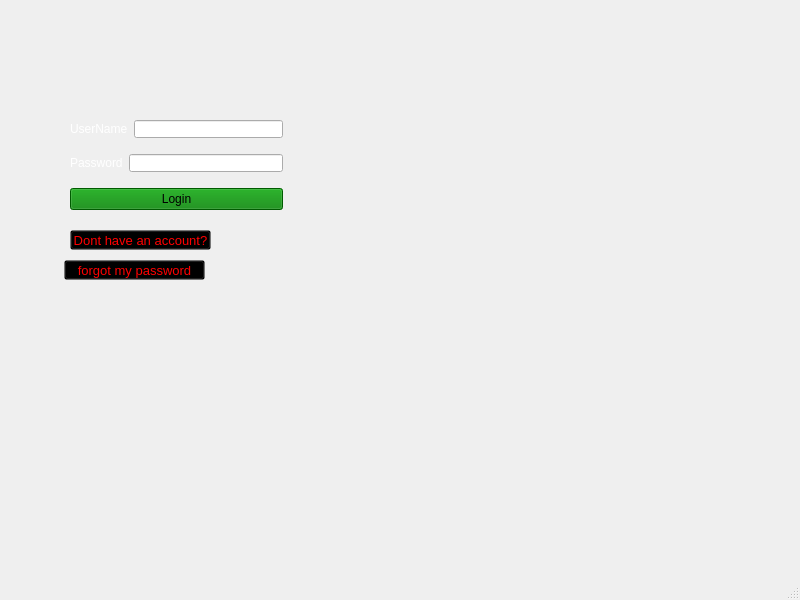
Before: the Qt Designer form login.ui in ErfanGerami/AP-Project, drawn with Qt 5.
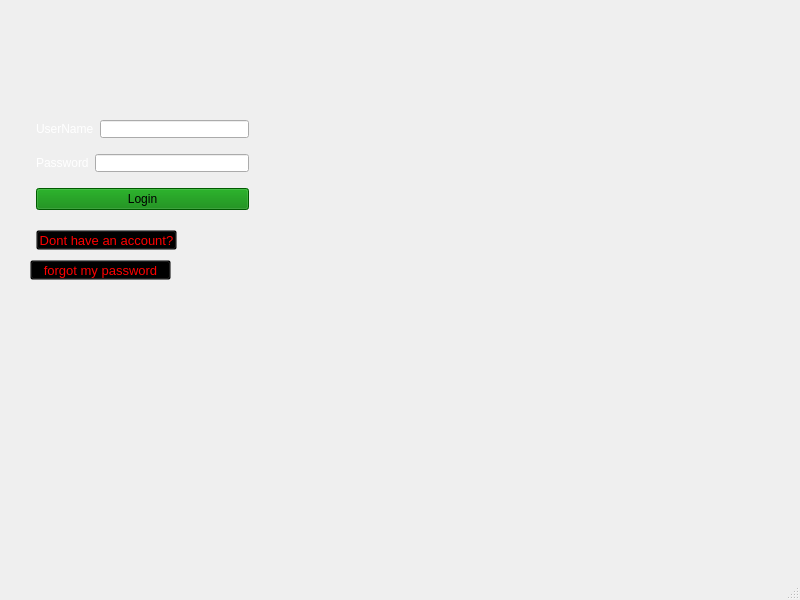
After: the same form once the commit is applied. Icons and pictures are not drawn.

The edit to the form file:
```diff
--- a/login.ui
+++ b/login.ui
@@ -21,7 +21,7 @@
    <widget class="QPushButton" name="start">
     <property name="geometry">
      <rect>
-      <x>70</x>
+      <x>36</x>
       <y>230</y>
       <width>141</width>
       <height>20</height>
@@ -48,7 +48,7 @@
    <widget class="QWidget" name="layoutWidget">
     <property name="geometry">
      <rect>
-      <x>70</x>
+      <x>36</x>
       <y>110</y>
       <width>213</width>
       <height>111</height>
@@ -160,7 +160,7 @@
    <widget class="QPushButton" name="forgot">
     <property name="geometry">
      <rect>
-      <x>64</x>
+      <x>30</x>
       <y>260</y>
       <width>141</width>
       <height>20</height>
```
